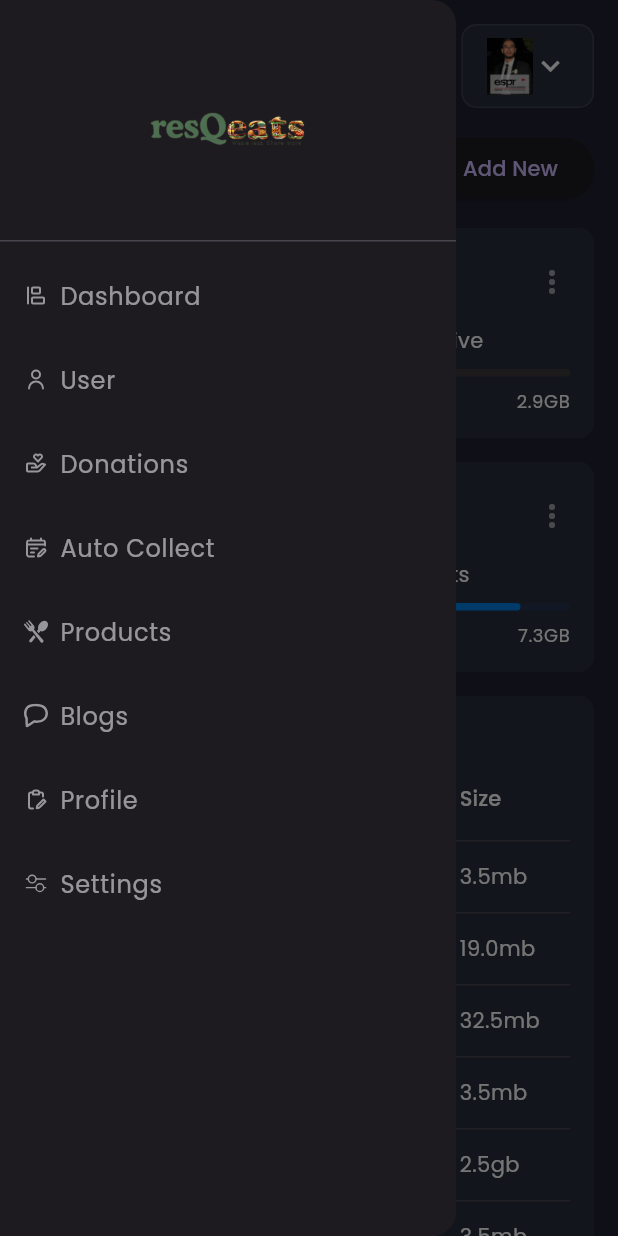
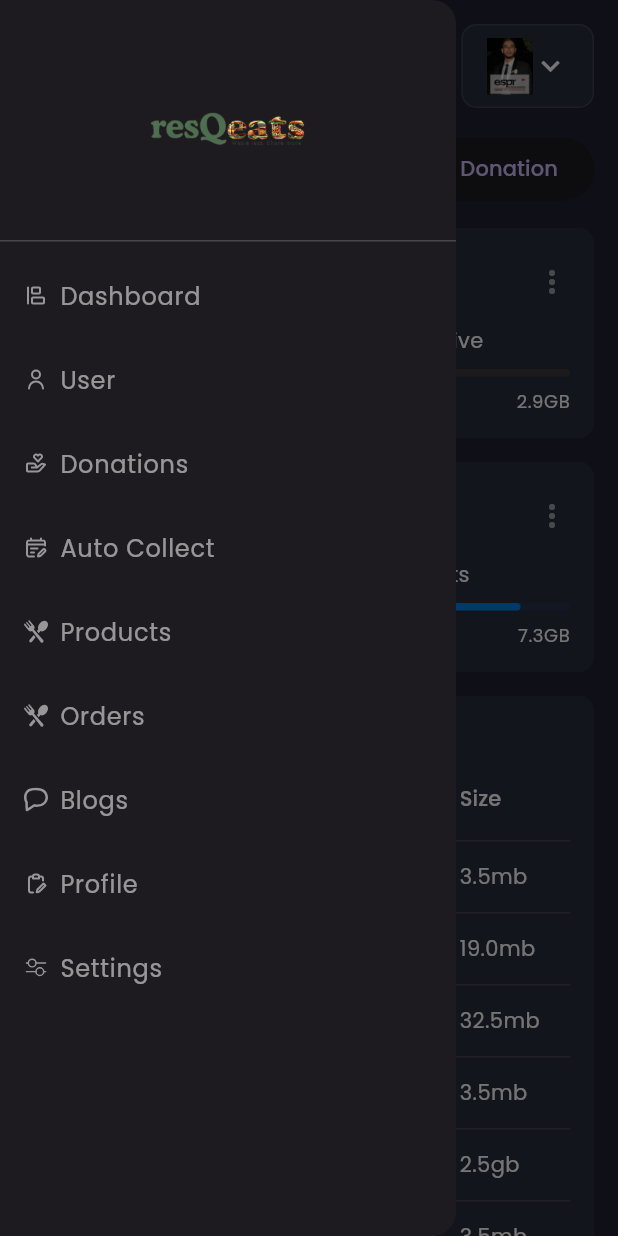
Before and after one commit to Saif-Yahyaoui/Flutter, a Flutter app: the screen it shows after launch, after a tap on the "menu" icon, on a phone screen of 412 x 824 dp. Run offline on Flutter 3.47's test engine with Material 3 defaults, Android fonts, the phone set to English and light mode, and no system bars; our stand-ins replace cached_network_image, fl_chart, flutter_svg, google_fonts.

Commit message:
Update Dashboard

```diff
--- a/lib/screens/dashboard/components/my_fields.dart
+++ b/lib/screens/dashboard/components/my_fields.dart
@@ -1,15 +1,23 @@
 import 'package:admin/models/MyFiles.dart';
 import 'package:admin/responsive.dart';
+import 'package:admin/screens/donations/CRUD/add_donations_screen.dart';
 import 'package:flutter/material.dart';
 
 import '../../../constants.dart';
 import 'file_info_card.dart';
 
-class MyFiles extends StatelessWidget {
+class MyFiles extends StatefulWidget {
+    final VoidCallback onRefresh;
+
   const MyFiles({
-    Key? key,
+    Key? key, required this.onRefresh,
   }) : super(key: key);
 
+  @override
+  State<MyFiles> createState() => _MyFilesState();
+}
+
+class _MyFilesState extends State<MyFiles> {
   @override
   Widget build(BuildContext context) {
     final Size _size = MediaQuery.of(context).size;
@@ -19,10 +27,10 @@ class MyFiles extends StatelessWidget {
           mainAxisAlignment: MainAxisAlignment.spaceBetween,
           children: [
             Text(
-              "My Files",
+              "My Donations",
               style: Theme.of(context).textTheme.titleMedium,
             ),
-            ElevatedButton.icon(
+              ElevatedButton.icon(
               style: TextButton.styleFrom(
                 padding: EdgeInsets.symmetric(
                   horizontal: defaultPadding * 1.5,
@@ -30,9 +38,34 @@ class MyFiles extends StatelessWidget {
                       defaultPadding / (Responsive.isMobile(context) ? 2 : 1),
                 ),
               ),
-              onPressed: () {},
+              onPressed: () {
+                showDialog(
+                  context: context,
+                  builder: (BuildContext context) {
+                    return AlertDialog(
+                      title: Text("Add New Donation"),
+                      content: Container(
+                        width: 500,
+                        height: 500,
+                        child: AddDonationScreen(
+                          onRefresh:
+                              widget.onRefresh, // Pass the onRefresh callback
+                        ),
+                      ),
+                      actions: [
+                        TextButton(
+                          onPressed: () {
+                            Navigator.of(context).pop(); // Close the dialog
+                          },
+                          child: Text("Close"),
+                        ),
+                      ],
+                    );
+                  },
+                );
+              },
               icon: Icon(Icons.add),
-              label: Text("Add New"),
+              label: Text("Add new Donation"),
             ),
           ],
         ),
--- a/lib/screens/dashboard/components/my_files.dart
+++ b/lib/screens/dashboard/components/my_files.dart
@@ -1,15 +1,23 @@
-
 import 'package:admin/responsive.dart';
+import 'package:admin/screens/donations/CRUD/add_donations_screen.dart';
 import 'package:flutter/material.dart';
 import 'package:admin/models/MyFiles.dart';
 import '../../../constants.dart';
 import 'file_info_card.dart';
 
-class MyFiles extends StatelessWidget {
+class MyFiles extends StatefulWidget {
+  final VoidCallback onRefresh;
+
   const MyFiles({
     Key? key,
+    required this.onRefresh,
   }) : super(key: key);
 
+  @override
+  State<MyFiles> createState() => _MyFilesState();
+}
+
+class _MyFilesState extends State<MyFiles> {
   @override
   Widget build(BuildContext context) {
     final Size _size = MediaQuery.of(context).size;
@@ -19,7 +27,7 @@ class MyFiles extends StatelessWidget {
           mainAxisAlignment: MainAxisAlignment.spaceBetween,
           children: [
             Text(
-              "My Files",
+              "My Donations",
               style: Theme.of(context).textTheme.titleMedium,
             ),
             ElevatedButton.icon(
@@ -30,9 +38,34 @@ class MyFiles extends StatelessWidget {
                       defaultPadding / (Responsive.isMobile(context) ? 2 : 1),
                 ),
               ),
-              onPressed: () {},
+              onPressed: () {
+                showDialog(
+                  context: context,
+                  builder: (BuildContext context) {
+                    return AlertDialog(
+                      title: Text("Add New Donation"),
+                      content: Container(
+                        width: 500,
+                        height: 500,
+                        child: AddDonationScreen(
+                          onRefresh:
+                              widget.onRefresh, // Pass the onRefresh callback
+                        ),
+                      ),
+                      actions: [
+                        TextButton(
+                          onPressed: () {
+                            Navigator.of(context).pop(); // Close the dialog
+                          },
+                          child: Text("Close"),
+                        ),
+                      ],
+                    );
+                  },
+                );
+              },
               icon: Icon(Icons.add),
-              label: Text("Add New"),
+              label: Text("Add new Donation"),
             ),
           ],
         ),
--- a/lib/screens/dashboard/components/recent_files.dart
+++ b/lib/screens/dashboard/components/recent_files.dart
@@ -22,7 +22,7 @@ class RecentFiles extends StatelessWidget {
         crossAxisAlignment: CrossAxisAlignment.start,
         children: [
           Text(
-            "Recent Files",
+            "Recent Products",
             style: Theme.of(context).textTheme.titleMedium,
           ),
           SizedBox(
--- a/lib/screens/dashboard/components/storage_details.dart
+++ b/lib/screens/dashboard/components/storage_details.dart
@@ -30,26 +30,27 @@ class StorageDetails extends StatelessWidget {
           SizedBox(height: defaultPadding),
           Chart(),
           StorageInfoCard(
-            svgSrc: "assets/icons/Documents.svg",
-            title: "Documents Files",
+            svgSrc: "assets/icons/donation.svg",
+
+            title: "Donations",
             amountOfFiles: "1.3GB",
             numOfFiles: 1328,
           ),
           StorageInfoCard(
-            svgSrc: "assets/icons/media.svg",
-            title: "Media Files",
+            svgSrc: "assets/icons/products.svg",
+            title: "Products",
             amountOfFiles: "15.3GB",
             numOfFiles: 1328,
           ),
           StorageInfoCard(
-            svgSrc: "assets/icons/folder.svg",
-            title: "Other Files",
+            svgSrc: "assets/icons/products.svg",
+            title: "Orders",
             amountOfFiles: "1.3GB",
             numOfFiles: 1328,
           ),
           StorageInfoCard(
-            svgSrc: "assets/icons/unknown.svg",
-            title: "Unknown",
+            svgSrc: "assets/icons/user.svg",
+            title: "Users",
             amountOfFiles: "1.3GB",
             numOfFiles: 140,
           ),
--- a/lib/screens/dashboard/dashboard_screen.dart
+++ b/lib/screens/dashboard/dashboard_screen.dart
@@ -26,7 +26,9 @@ class DashboardScreen extends StatelessWidget {
                   flex: 5,
                   child: Column(
                     children: [
-                      MyFiles(),
+                      MyFiles(
+                        onRefresh: () {},
+                      ),
                       SizedBox(height: defaultPadding),
                       RecentFiles(),
                       if (Responsive.isMobile(context))
--- a/lib/screens/main/components/side_menu.dart
+++ b/lib/screens/main/components/side_menu.dart
@@ -1,4 +1,5 @@
 
+import 'package:admin/screens/orders/order_screen.dart';
 import 'package:admin/screens/profile/profile_screen.dart';
 import 'package:flutter/material.dart';
 import 'package:flutter_svg/flutter_svg.dart';
@@ -45,13 +46,23 @@ class SideMenu extends StatelessWidget {
             svgSrc: "assets/icons/autocollect.svg",
             press: () {},
           ),
-          DrawerListTile(
+         DrawerListTile(
             title: "Products",
             svgSrc: "assets/icons/products.svg",
             press: () {
               Navigator.push(
                 context,
                 MaterialPageRoute(builder: (context) => ProductScreen()),
+              );
+            },
+          ),
+          DrawerListTile(
+            title: "Orders",
+            svgSrc: "assets/icons/products.svg",
+            press: () {
+              Navigator.push(
+                context,
+                MaterialPageRoute(builder: (context) => OrderScreen()),
               );
             },
           ),
```
